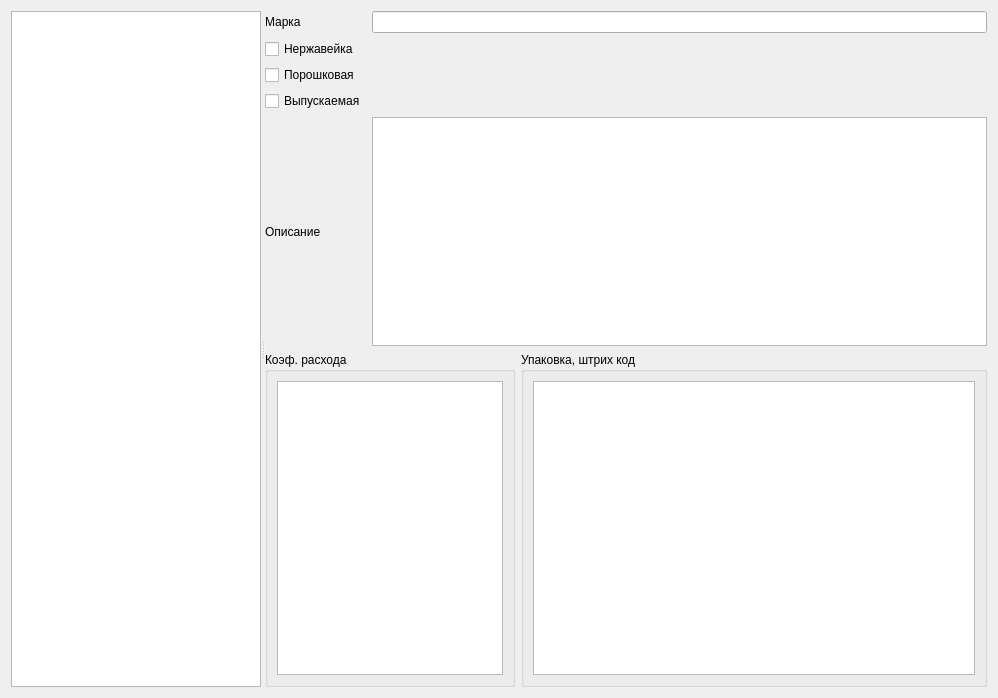
The window that formedtwire.ui (Sergeyego/wire_pr) describes before a commit, drawn with Qt 5.
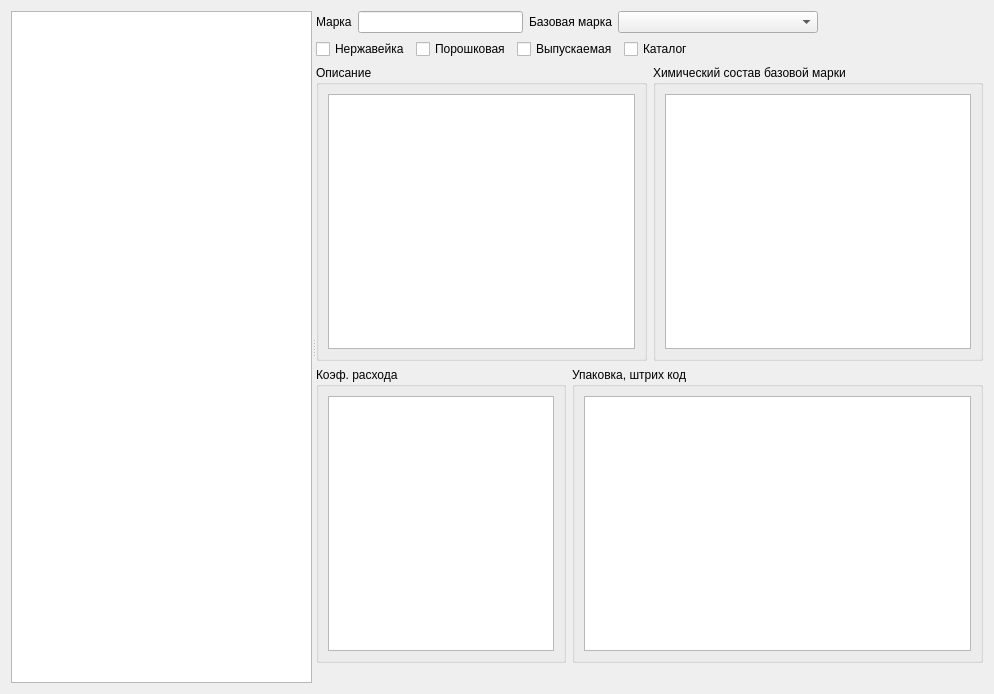
The same window after the commit. Custom widgets are drawn as their Qt base class.

Diff of the .ui file:
```diff
--- a/formedtwire.ui
+++ b/formedtwire.ui
@@ -6,23 +6,23 @@
    <rect>
     <x>0</x>
     <y>0</y>
-    <width>998</width>
-    <height>698</height>
+    <width>994</width>
+    <height>694</height>
    </rect>
   </property>
   <property name="windowTitle">
    <string>Марки проволоки</string>
   </property>
-  <layout class="QVBoxLayout" name="verticalLayout_4">
+  <layout class="QVBoxLayout" name="verticalLayout_6">
    <item>
     <widget class="QSplitter" name="splitter">
      <property name="orientation">
       <enum>Qt::Horizontal</enum>
      </property>
-     <widget class="QTableView" name="tableViewWire">
+     <widget class="DbViewer" name="tableViewWire">
       <property name="maximumSize">
        <size>
-        <width>250</width>
+        <width>350</width>
         <height>16777215</height>
        </size>
       </property>
@@ -37,56 +37,135 @@
       </property>
      </widget>
      <widget class="QWidget" name="">
-      <layout class="QVBoxLayout" name="verticalLayout_3">
+      <layout class="QVBoxLayout" name="verticalLayout_5">
        <item>
-        <layout class="QGridLayout" name="gridLayout">
-         <item row="2" column="0">
-          <widget class="QCheckBox" name="checkBoxCored">
-           <property name="text">
-            <string>Порошковая</string>
-           </property>
-          </widget>
-         </item>
-         <item row="0" column="1">
-          <widget class="QLineEdit" name="lineEditMark"/>
-         </item>
-         <item row="1" column="0">
-          <widget class="QCheckBox" name="checkBoxNerj">
-           <property name="text">
-            <string>Нержавейка</string>
-           </property>
-          </widget>
-         </item>
-         <item row="4" column="0">
-          <widget class="QLabel" name="label_2">
-           <property name="text">
-            <string>Описание</string>
-           </property>
-          </widget>
-         </item>
-         <item row="0" column="0">
+        <layout class="QHBoxLayout" name="horizontalLayout_2">
+         <item>
           <widget class="QLabel" name="label">
            <property name="text">
             <string>Марка</string>
            </property>
           </widget>
          </item>
-         <item row="4" column="1">
-          <widget class="QPlainTextEdit" name="plainTextEdit"/>
+         <item>
+          <widget class="QLineEdit" name="lineEditMark">
+           <property name="maximumSize">
+            <size>
+             <width>300</width>
+             <height>16777215</height>
+            </size>
+           </property>
+          </widget>
          </item>
-         <item row="3" column="0">
+         <item>
+          <widget class="QLabel" name="label_3">
+           <property name="text">
+            <string>Базовая марка</string>
+           </property>
+          </widget>
+         </item>
+         <item>
+          <widget class="QComboBox" name="comboBoxBase">
+           <property name="minimumSize">
+            <size>
+             <width>200</width>
+             <height>0</height>
+            </size>
+           </property>
+          </widget>
+         </item>
+         <item>
+          <spacer name="horizontalSpacer_3">
+           <property name="orientation">
+            <enum>Qt::Horizontal</enum>
+           </property>
+           <property name="sizeHint" stdset="0">
+            <size>
+             <width>40</width>
+             <height>20</height>
+            </size>
+           </property>
+          </spacer>
+         </item>
+        </layout>
+       </item>
+       <item>
+        <layout class="QHBoxLayout" name="horizontalLayout_3">
+         <item>
+          <widget class="QCheckBox" name="checkBoxNerj">
+           <property name="text">
+            <string>Нержавейка</string>
+           </property>
+          </widget>
+         </item>
+         <item>
+          <widget class="QCheckBox" name="checkBoxCored">
+           <property name="text">
+            <string>Порошковая</string>
+           </property>
+          </widget>
+         </item>
+         <item>
           <widget class="QCheckBox" name="checkBoxWire">
            <property name="text">
             <string>Выпускаемая</string>
            </property>
           </widget>
          </item>
+         <item>
+          <widget class="QCheckBox" name="checkBoxKat">
+           <property name="text">
+            <string>Каталог</string>
+           </property>
+          </widget>
+         </item>
+         <item>
+          <spacer name="horizontalSpacer_2">
+           <property name="orientation">
+            <enum>Qt::Horizontal</enum>
+           </property>
+           <property name="sizeHint" stdset="0">
+            <size>
+             <width>40</width>
+             <height>20</height>
+            </size>
+           </property>
+          </spacer>
+         </item>
+        </layout>
+       </item>
+       <item>
+        <layout class="QHBoxLayout" name="horizontalLayout_4">
+         <item>
+          <widget class="QGroupBox" name="groupBoxText">
+           <property name="title">
+            <string>Описание</string>
+           </property>
+           <layout class="QVBoxLayout" name="verticalLayout_4">
+            <item>
+             <widget class="QPlainTextEdit" name="plainTextEdit"/>
+            </item>
+           </layout>
+          </widget>
+         </item>
+         <item>
+          <widget class="QGroupBox" name="groupBoxChem">
+           <property name="title">
+            <string>Химический состав базовой марки</string>
+           </property>
+           <layout class="QVBoxLayout" name="verticalLayout_3">
+            <item>
+             <widget class="DbViewer" name="tableViewChem"/>
+            </item>
+           </layout>
+          </widget>
+         </item>
         </layout>
        </item>
        <item>
         <layout class="QHBoxLayout" name="horizontalLayout">
          <item>
-          <widget class="QGroupBox" name="groupBox_2">
+          <widget class="QGroupBox" name="groupBoxKoef">
            <property name="maximumSize">
             <size>
              <width>250</width>
@@ -98,25 +177,42 @@
            </property>
            <layout class="QVBoxLayout" name="verticalLayout_2">
             <item>
-             <widget class="Viewer" name="tableViewKr"/>
+             <widget class="DbViewer" name="tableViewKr"/>
             </item>
            </layout>
           </widget>
          </item>
          <item>
-          <widget class="QGroupBox" name="groupBox">
+          <widget class="QGroupBox" name="groupBoxEan">
            <property name="title">
             <string>Упаковка, штрих код</string>
            </property>
            <layout class="QVBoxLayout" name="verticalLayout">
             <item>
-             <widget class="Viewer" name="tableViewPack"/>
+             <widget class="DbViewer" name="tableViewPack"/>
             </item>
            </layout>
           </widget>
          </item>
         </layout>
        </item>
+       <item>
+        <layout class="QHBoxLayout" name="horizontalLayoutBtn">
+         <item>
+          <spacer name="horizontalSpacer">
+           <property name="orientation">
+            <enum>Qt::Horizontal</enum>
+           </property>
+           <property name="sizeHint" stdset="0">
+            <size>
+             <width>40</width>
+             <height>20</height>
+            </size>
+           </property>
+          </spacer>
+         </item>
+        </layout>
+       </item>
       </layout>
      </widget>
     </widget>
@@ -125,16 +221,14 @@
  </widget>
  <customwidgets>
   <customwidget>
-   <class>Viewer</class>
+   <class>DbViewer</class>
    <extends>QTableView</extends>
-   <header>viewer.h</header>
+   <header>db/dbviewer.h</header>
   </customwidget>
  </customwidgets>
  <tabstops>
   <tabstop>lineEditMark</tabstop>
   <tabstop>checkBoxNerj</tabstop>
-  <tabstop>checkBoxCored</tabstop>
-  <tabstop>checkBoxWire</tabstop>
   <tabstop>plainTextEdit</tabstop>
   <tabstop>tableViewPack</tabstop>
   <tabstop>tableViewWire</tabstop>
```
